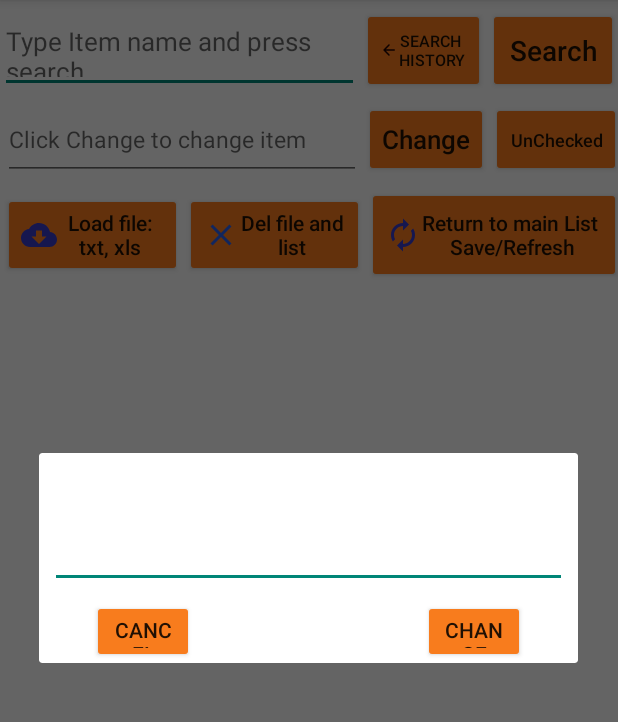
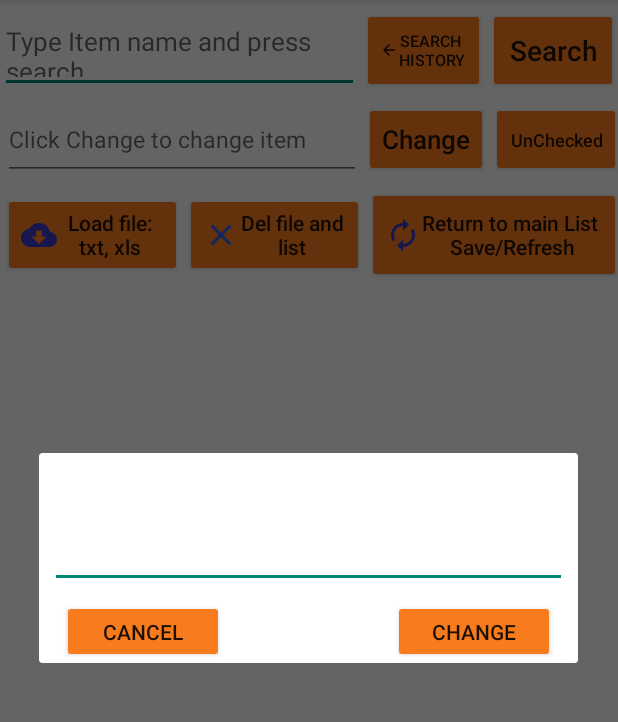
Before and after one commit to Nordis1/SortList, an Android app: the screen it shows after launch (MainActivity), after a tap on "Change", on a phone screen of 412 x 824 dp, the part 60-782 px from its top. Run offline under Robolectric (Android 15) with nearby library versions, the phone set to English and light mode, and no system bars.

Commit message:
Добавил контекстное меню Delete и Change. Реализовал функционал "Change" через custom AlertDialog.

```diff
--- a/app/src/main/java/com/example/android/sqlitekod_dev_test/DialogClass.java
+++ b/app/src/main/java/com/example/android/sqlitekod_dev_test/DialogClass.java
@@ -77,6 +77,7 @@ public class DialogClass extends MainActivity {
                         bundle.putString("changeString", s);
                         msg.setData(bundle);
                         handler.sendMessage(msg);
+                        dialog.cancel();
                     }else {
                         dialog.cancel();
                     }
@@ -108,6 +109,7 @@ public class DialogClass extends MainActivity {
                         @Override
                         public void onClick(DialogInterface dialogInterface, int i) {
                             //positive
+                            Log.i(TAG, "Dialog onClick: Была нажата кнопка Позитив");
                             handler.sendEmptyMessage(deleteWithOut_rest);
                             Toast toast = Toast.makeText(context, "Deleted successfully", Toast.LENGTH_LONG);
                             toast.setGravity(Gravity.TOP, 0, 330);//250
@@ -118,6 +120,7 @@ public class DialogClass extends MainActivity {
                 @Override
                 public void onClick(DialogInterface dialogInterface, int i) {
                     // Негатив
+                    Log.i(TAG, "Dialog onClick: Была нажата кнопка Негатив");
                     handler.sendEmptyMessage(deleteWith_rest);
                     Toast toast = Toast.makeText(context, "Deleted successfully, the rest is waiting for a new load.", Toast.LENGTH_LONG);
                     toast.setGravity(Gravity.TOP, 0, 330);
@@ -126,6 +129,7 @@ public class DialogClass extends MainActivity {
             }).setNeutralButton(btnNetral, new DialogInterface.OnClickListener() {
                 @Override
                 public void onClick(DialogInterface dialogInterface, int i) {
+                    Log.i(TAG, "Dialog onClick: Была нажата кнопка нетрал");
                     handler.sendEmptyMessage(deleteIsCanceled);
                     Toast toast = Toast.makeText(context, "Cancel", Toast.LENGTH_LONG);
                     toast.setGravity(Gravity.TOP, 0, 330);//250 //y - чем выше значение тем ниже элемент
--- a/app/src/main/res/layout-small/activitychangeitem2.xml
+++ b/app/src/main/res/layout-small/activitychangeitem2.xml
@@ -28,24 +28,24 @@
         android:layout_width="0dp"
         android:layout_height="0dp"
         android:layout_marginTop="8dp"
-        android:layout_marginEnd="35dp"
-        android:layout_marginRight="35dp"
+        android:layout_marginEnd="15dp"
+        android:layout_marginRight="15dp"
         android:text="@string/Change"
         app:layout_constraintEnd_toEndOf="parent"
         app:layout_constraintHeight_percent="0.3"
         app:layout_constraintTop_toBottomOf="@+id/ID_Edit_text_Dialog"
-        app:layout_constraintWidth_percent="0.19" />
+        app:layout_constraintWidth_percent="0.30" />
 
     <Button
         android:id="@+id/ID_btnCancel_Dialog"
         android:layout_width="0dp"
         android:layout_height="0dp"
-        android:layout_marginStart="35dp"
-        android:layout_marginLeft="35dp"
+        android:layout_marginStart="15dp"
+        android:layout_marginLeft="15dp"
         android:layout_marginTop="8dp"
         android:text="@string/cancel"
         app:layout_constraintHeight_percent="0.3"
         app:layout_constraintStart_toStartOf="parent"
         app:layout_constraintTop_toBottomOf="@+id/ID_Edit_text_Dialog"
-        app:layout_constraintWidth_percent="0.19" />
+        app:layout_constraintWidth_percent="0.30" />
 </android.support.constraint.ConstraintLayout>
```
Also changed, not shown: app/src/main/java/com/example/android/sqlitekod_dev_test/MainActivity.java (+86 -27 lines).
